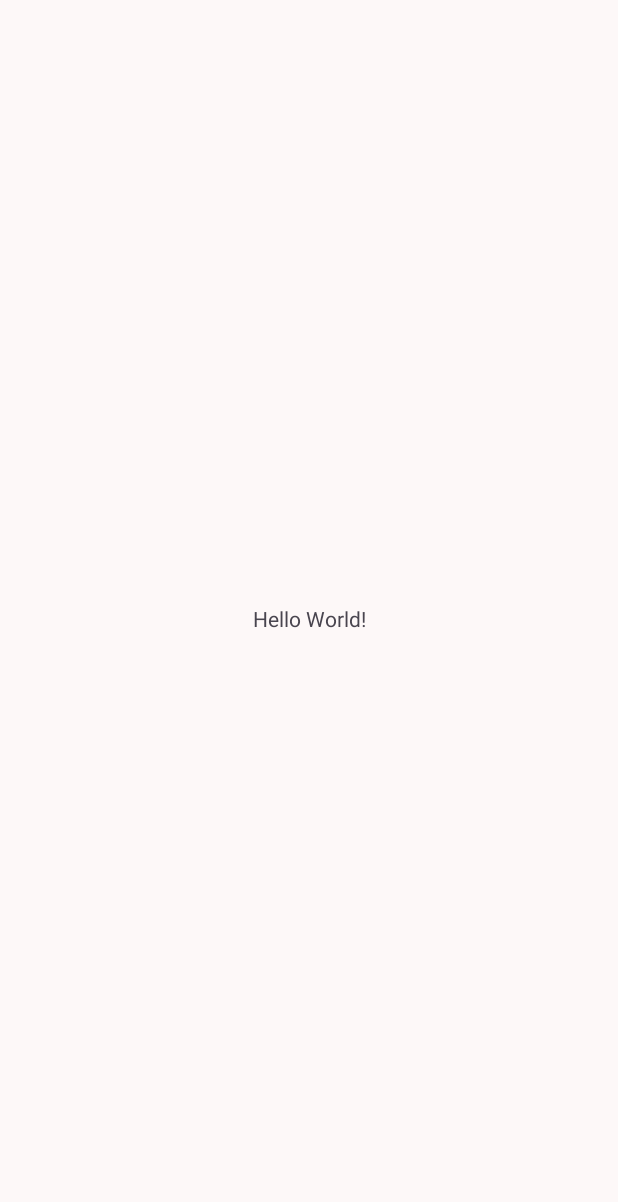
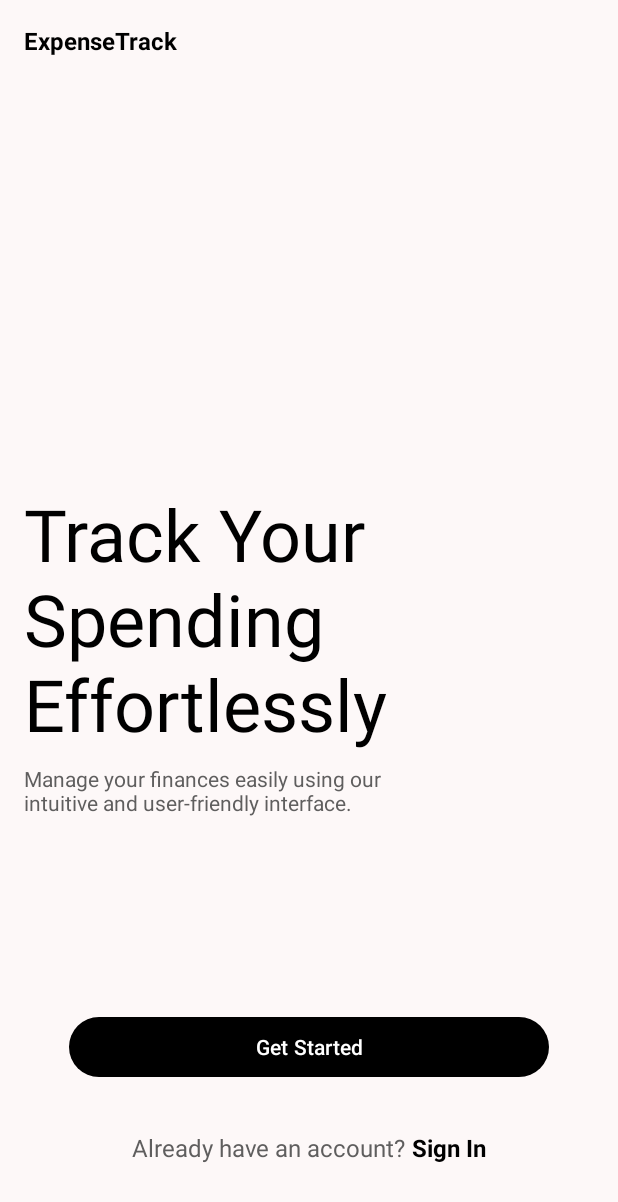
Before and after one commit to rlramlakhan/ExpenseTrack-App, an Android app: the screen it shows after launch (AuthActivity), on a phone screen of 412 x 824 dp. Before the commit the part shown is almost empty. Shown: the top 1202 px of the screen. Run offline under Robolectric (Android 15) with nearby library versions, the phone set to English and light mode, and no system bars.

Commit message:
add auth layout

```diff
--- a/app/build.gradle.kts
+++ b/app/build.gradle.kts
@@ -34,6 +34,9 @@ android {
     kotlinOptions {
         jvmTarget = "11"
     }
+    buildFeatures {
+        viewBinding = true
+    }
 }
 
 dependencies {
@@ -47,4 +50,6 @@ dependencies {
     testImplementation(libs.junit)
     androidTestImplementation(libs.androidx.junit)
     androidTestImplementation(libs.androidx.espresso.core)
+    implementation(libs.androidx.navigation.fragment.ktx)
+    implementation(libs.androidx.navigation.ui.ktx)
 }
--- /dev/null
+++ b/app/src/main/java/com/rl/expensetrack/view/fragments/WelcomeFragment.kt
@@ -0,0 +1,40 @@
+package com.rl.expensetrack.view.fragments
+
+import android.os.Bundle
+import androidx.fragment.app.Fragment
+import android.view.LayoutInflater
+import android.view.View
+import android.view.ViewGroup
+import androidx.navigation.fragment.findNavController
+import com.rl.expensetrack.R
+import com.rl.expensetrack.databinding.FragmentWelcomeBinding
+
+class WelcomeFragment : Fragment() {
+    private var _binding: FragmentWelcomeBinding? = null
+    private val binding get() = _binding!!
+
+    override fun onCreateView(
+        inflater: LayoutInflater, container: ViewGroup?,
+        savedInstanceState: Bundle?
+    ): View {
+        _binding = FragmentWelcomeBinding.inflate(inflater, container, false)
+        return binding.root
+    }
+
+    override fun onViewCreated(view: View, savedInstanceState: Bundle?) {
+        super.onViewCreated(view, savedInstanceState)
+
+        binding.btnGetStarted.setOnClickListener {
+            findNavController().navigate(R.id.action_welcomeFragment_to_signUpFragment)
+        }
+
+        binding.tvSignIn.setOnClickListener {
+            findNavController().navigate(R.id.action_welcomeFragment_to_signInFragment)
+        }
+    }
+
+    override fun onDestroyView() {
+        super.onDestroyView()
+        _binding = null
+    }
+}
--- /dev/null
+++ b/app/src/main/res/drawable/bg_round.xml
@@ -0,0 +1,6 @@
+<?xml version="1.0" encoding="utf-8"?>
+<shape xmlns:android="http://schemas.android.com/apk/res/android"
+    android:shape="rectangle">
+
+    <corners android:radius="10dp" />
+</shape>
--- /dev/null
+++ b/app/src/main/res/drawable/ic_arrow_back.xml
@@ -0,0 +1,5 @@
+<vector xmlns:android="http://schemas.android.com/apk/res/android" android:autoMirrored="true" android:height="24dp" android:tint="#000000" android:viewportHeight="960" android:viewportWidth="960" android:width="24dp">
+
+    <path android:fillColor="@android:color/white" android:pathData="M313,520L537,744L480,800L160,480L480,160L537,216L313,440L800,440L800,520L313,520Z"/>
+
+</vector>
--- a/app/src/main/res/layout/activity_auth.xml
+++ b/app/src/main/res/layout/activity_auth.xml
@@ -7,13 +7,15 @@
     android:layout_height="match_parent"
     tools:context=".view.activities.AuthActivity">
 
-    <TextView
-        android:layout_width="wrap_content"
-        android:layout_height="wrap_content"
-        android:text="Hello World!"
+    <androidx.fragment.app.FragmentContainerView
+        android:id="@+id/authNavHostFragment"
+        android:name="androidx.navigation.fragment.NavHostFragment"
+        android:layout_width="0dp"
+        android:layout_height="0dp"
+        app:defaultNavHost="true"
+        app:navGraph="@navigation/nav_graph_auth"
         app:layout_constraintBottom_toBottomOf="parent"
         app:layout_constraintEnd_toEndOf="parent"
         app:layout_constraintStart_toStartOf="parent"
         app:layout_constraintTop_toTopOf="parent" />
-
 </androidx.constraintlayout.widget.ConstraintLayout>
--- /dev/null
+++ b/app/src/main/res/layout/fragment_welcome.xml
@@ -0,0 +1,88 @@
+<?xml version="1.0" encoding="utf-8"?>
+<androidx.constraintlayout.widget.ConstraintLayout xmlns:android="http://schemas.android.com/apk/res/android"
+    xmlns:app="http://schemas.android.com/apk/res-auto"
+    xmlns:tools="http://schemas.android.com/tools"
+    android:layout_width="match_parent"
+    android:layout_height="match_parent"
+    android:padding="16dp"
+    tools:context=".view.fragments.WelcomeFragment">
+
+    <TextView
+        android:id="@+id/tvWelcomeTitle"
+        android:layout_width="0dp"
+        android:layout_height="wrap_content"
+        android:text="@string/app_name"
+        android:textColor="?attr/colorPrimary"
+        android:textSize="16sp"
+        android:textStyle="bold"
+        app:layout_constraintBottom_toBottomOf="parent"
+        app:layout_constraintEnd_toEndOf="parent"
+        app:layout_constraintStart_toStartOf="parent"
+        app:layout_constraintTop_toTopOf="parent"
+        app:layout_constraintVertical_bias="0.0" />
+
+    <TextView
+        android:id="@+id/tvWelcomeContent"
+        android:layout_width="0dp"
+        android:layout_height="wrap_content"
+        android:text="@string/track_your_n_spending_n_effortlessly"
+        android:textColor="?attr/colorPrimary"
+        android:textSize="48sp"
+        app:layout_constraintBottom_toBottomOf="parent"
+        app:layout_constraintEnd_toEndOf="parent"
+        app:layout_constraintStart_toStartOf="parent"
+        app:layout_constraintTop_toTopOf="parent" />
+
+    <TextView
+        android:id="@+id/tvWelcomeSubContent"
+        android:layout_width="0dp"
+        android:layout_height="wrap_content"
+        android:layout_marginTop="8dp"
+        android:text="@string/manage_your_finances_easily_using_our_n_intuitive_and_user_friendly_interface"
+        android:textSize="14sp"
+        android:textColor="?attr/colorSecondary"
+        app:layout_constraintBottom_toBottomOf="parent"
+        app:layout_constraintEnd_toEndOf="parent"
+        app:layout_constraintStart_toStartOf="parent"
+        app:layout_constraintTop_toBottomOf="@+id/tvWelcomeContent"
+        app:layout_constraintVertical_bias="0.0" />
+
+    <Button
+        android:id="@+id/btnGetStarted"
+        android:layout_width="0dp"
+        android:layout_height="wrap_content"
+        android:text="@string/get_started"
+        app:layout_constraintBottom_toBottomOf="parent"
+        app:layout_constraintEnd_toEndOf="parent"
+        app:layout_constraintStart_toStartOf="parent"
+        app:layout_constraintTop_toBottomOf="@+id/tvWelcomeSubContent"
+        app:layout_constraintVertical_bias="0.6"
+        app:layout_constraintWidth_max="320dp" />
+
+    <TextView
+        android:id="@+id/tvSignInMessage"
+        android:layout_width="wrap_content"
+        android:layout_height="wrap_content"
+        android:text="@string/already_have_an_account"
+        android:textSize="16sp"
+        android:textColor="?attr/colorSecondary"
+        app:layout_constraintHorizontal_chainStyle="packed"
+        app:layout_constraintBottom_toBottomOf="parent"
+        app:layout_constraintEnd_toStartOf="@+id/tvSignIn"
+        app:layout_constraintStart_toStartOf="parent"
+        app:layout_constraintTop_toBottomOf="@+id/btnGetStarted" />
+
+    <TextView
+        android:id="@+id/tvSignIn"
+        android:layout_width="wrap_content"
+        android:layout_height="wrap_content"
+        android:text="@string/sign_in"
+        android:textSize="16sp"
+        android:textColor="?attr/colorPrimary"
+        android:textStyle="bold"
+        android:layout_marginStart="4dp"
+        app:layout_constraintBottom_toBottomOf="parent"
+        app:layout_constraintStart_toEndOf="@id/tvSignInMessage"
+        app:layout_constraintEnd_toEndOf="parent"
+        app:layout_constraintTop_toBottomOf="@+id/btnGetStarted" />
+</androidx.constraintlayout.widget.ConstraintLayout>
--- /dev/null
+++ b/app/src/main/res/navigation/nav_graph_auth.xml
@@ -0,0 +1,39 @@
+<?xml version="1.0" encoding="utf-8"?>
+<navigation xmlns:android="http://schemas.android.com/apk/res/android"
+    xmlns:app="http://schemas.android.com/apk/res-auto"
+    xmlns:tools="http://schemas.android.com/tools"
+    android:id="@+id/nav_graph_auth"
+    app:startDestination="@id/welcomeFragment">
+
+    <fragment
+        android:id="@+id/welcomeFragment"
+        android:name="com.rl.expensetrack.view.fragments.WelcomeFragment"
+        android:label="fragment_welcome"
+        tools:layout="@layout/fragment_welcome" >
+        <action
+            android:id="@+id/action_welcomeFragment_to_signInFragment"
+            app:destination="@id/signInFragment" />
+        <action
+            android:id="@+id/action_welcomeFragment_to_signUpFragment"
+            app:destination="@id/signUpFragment" />
+    </fragment>
+    <fragment
+        android:id="@+id/signInFragment"
+        android:name="com.rl.expensetrack.view.fragments.SignInFragment"
+        android:label="fragment_sign_in"
+        tools:layout="@layout/fragment_sign_in" >
+        <action
+            android:id="@+id/action_signInFragment_to_forgotPasswordFragment"
+            app:destination="@id/forgotPasswordFragment" />
+    </fragment>
+    <fragment
+        android:id="@+id/signUpFragment"
+        android:name="com.rl.expensetrack.view.fragments.SignUpFragment"
+        android:label="fragment_sign_up"
+        tools:layout="@layout/fragment_sign_up" />
+    <fragment
+        android:id="@+id/forgotPasswordFragment"
+        android:name="com.rl.expensetrack.view.fragments.ForgotPasswordFragment"
+        android:label="fragment_forgot_password"
+        tools:layout="@layout/fragment_forgot_password" />
+</navigation>
--- a/app/src/main/res/values/strings.xml
+++ b/app/src/main/res/values/strings.xml
@@ -1,4 +1,18 @@
 <?xml version="1.0" encoding="utf-8"?>
 <resources>
     <string name="app_name">ExpenseTrack</string>
+    <string name="arrow_back">Arrow Back</string>
+    <string name="login_to_your_n_account">Login to your \nAccount</string>
+    <string name="email">Email</string>
+    <string name="password">Password</string>
+    <string name="forgot_password">Forgot Password?</string>
+    <string name="sign_in">Sign In</string>
+    <string name="create_your_n_account">Create your \nAccount</string>
+    <string name="sign_up">Sign Up</string>
+    <string name="track_your_n_spending_n_effortlessly">Track Your \nSpending \nEffortlessly</string>
+    <string name="manage_your_finances_easily_using_our_n_intuitive_and_user_friendly_interface">Manage your finances easily using our \nintuitive and user-friendly interface.</string>
+    <string name="get_started">Get Started</string>
+    <string name="already_have_an_account">Already have an account?</string>
+    <string name="reset_your_n_password">Reset your \nPassword</string>
+    <string name="send">Send</string>
 </resources>
--- a/gradle/libs.versions.toml
+++ b/gradle/libs.versions.toml
@@ -11,9 +11,12 @@ activity = "1.10.1"
 constraintlayout = "2.2.1"
 googleGmsGoogleServices = "4.4.3"
 firebaseAuth = "23.2.1"
+navigationFragmentKtx = "2.9.2"
 
 [libraries]
 androidx-core-ktx = { group = "androidx.core", name = "core-ktx", version.ref = "coreKtx" }
+androidx-navigation-fragment-ktx = { module = "androidx.navigation:navigation-fragment-ktx", version.ref = "navigationFragmentKtx" }
+androidx-navigation-ui-ktx = { module = "androidx.navigation:navigation-ui-ktx", version.ref = "navigationFragmentKtx" }
 junit = { group = "junit", name = "junit", version.ref = "junit" }
 androidx-junit = { group = "androidx.test.ext", name = "junit", version.ref = "junitVersion" }
 androidx-espresso-core = { group = "androidx.test.espresso", name = "espresso-core", version.ref = "espressoCore" }
```
Also changed, not shown: app/src/main/java/com/rl/expensetrack/view/fragments/ForgotPasswordFragment.kt (added, +36 -0 lines), app/src/main/java/com/rl/expensetrack/view/fragments/SignInFragment.kt (added, +40 -0 lines), app/src/main/java/com/rl/expensetrack/view/fragments/SignUpFragment.kt (added, +37 -0 lines), app/src/main/res/layout/fragment_forgot_password.xml (added, +72 -0 lines), app/src/main/res/layout/fragment_sign_in.xml (added, +117 -0 lines), app/src/main/res/layout/fragment_sign_up.xml (added, +103 -0 lines).
